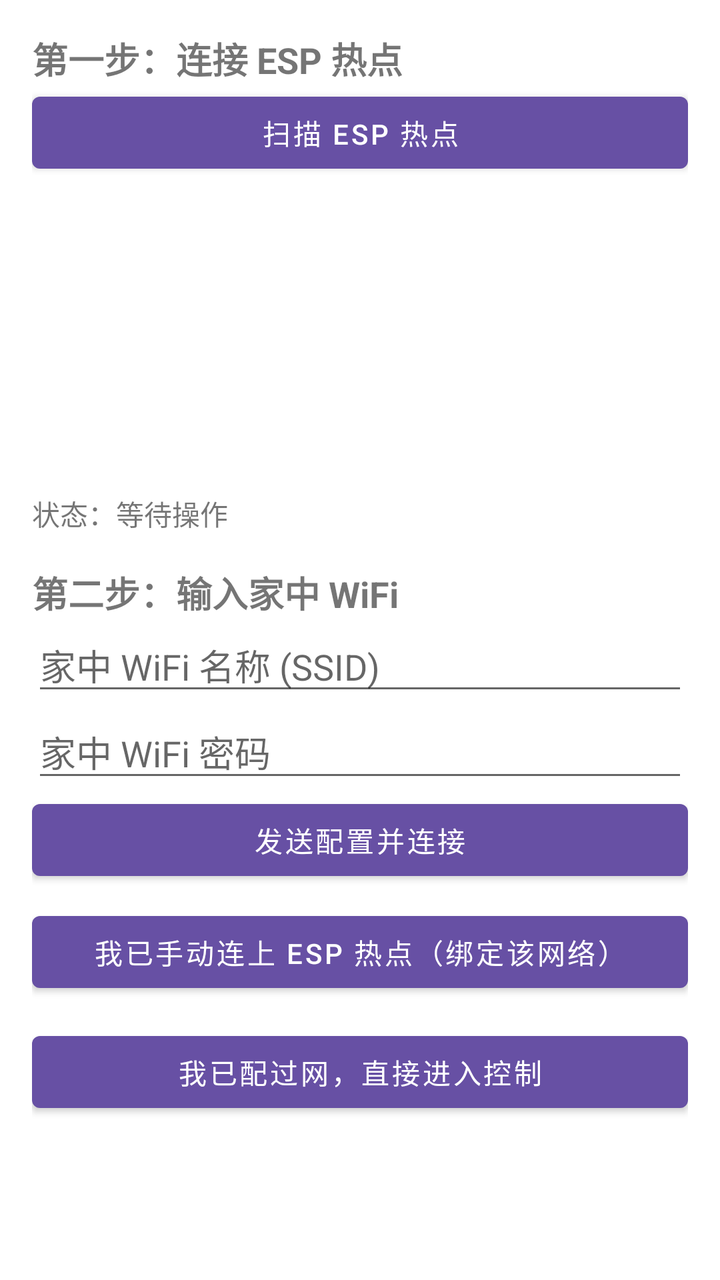
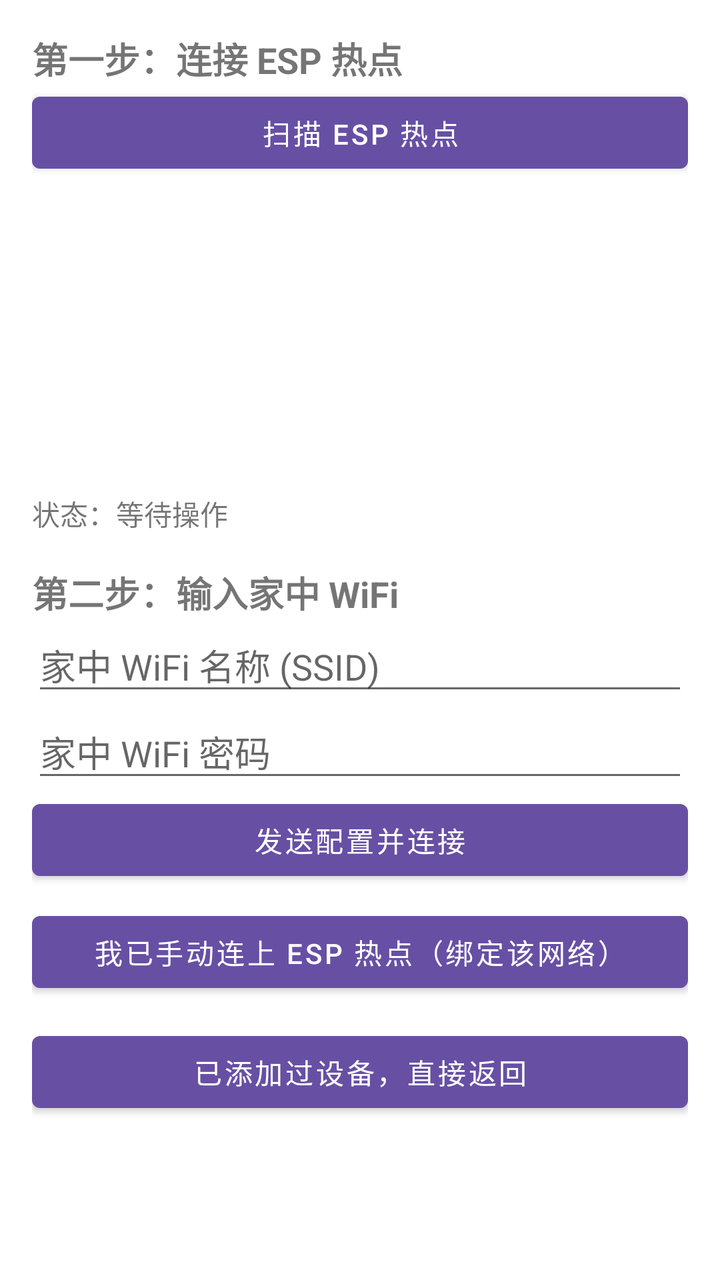

Before-and-after screenshots of an Android layout around one commit, followed by the original layout XML and the change that was made.
<!-- AndroidManifest.xml: application theme AppTheme -->
<!-- res/layout/activity_provision.xml -->
<?xml version="1.0" encoding="utf-8"?>
<ScrollView xmlns:android="http://schemas.android.com/apk/res/android"
    android:layout_width="match_parent"
    android:layout_height="match_parent">

    <LinearLayout
        android:layout_width="match_parent"
        android:layout_height="wrap_content"
        android:orientation="vertical"
        android:padding="16dp">

        <TextView
            android:layout_width="match_parent"
            android:layout_height="wrap_content"
            android:text="第一步：连接 ESP 热点"
            android:textSize="18sp"
            android:textStyle="bold" />

        <Button
            android:id="@+id/btnScan"
            android:layout_width="match_parent"
            android:layout_height="wrap_content"
            android:text="扫描 ESP 热点" />

        <ListView
            android:id="@+id/lvAps"
            android:layout_width="match_parent"
            android:layout_height="140dp"
            android:layout_marginTop="8dp" />

        <TextView
            android:id="@+id/tvStatus"
            android:layout_width="match_parent"
            android:layout_height="wrap_content"
            android:layout_marginTop="8dp"
            android:text="状态：等待操作"
            android:textSize="14sp" />

        <TextView
            android:layout_width="match_parent"
            android:layout_height="wrap_content"
            android:layout_marginTop="16dp"
            android:text="第二步：输入家中 WiFi"
            android:textSize="18sp"
            android:textStyle="bold" />

        <EditText
            android:id="@+id/etHomeSsid"
            android:layout_width="match_parent"
            android:layout_height="wrap_content"
            android:hint="家中 WiFi 名称 (SSID)" />

        <EditText
            android:id="@+id/etHomePass"
            android:layout_width="match_parent"
            android:layout_height="wrap_content"
            android:hint="家中 WiFi 密码"
            android:inputType="textPassword" />

        <Button
            android:id="@+id/btnSend"
            android:layout_width="match_parent"
            android:layout_height="wrap_content"
            android:text="发送配置并连接" />

        <Button
            android:id="@+id/btnBindCurrent"
            android:layout_width="match_parent"
            android:layout_height="wrap_content"
            android:layout_marginTop="8dp"
            android:text="我已手动连上 ESP 热点（绑定该网络）" />

        <Button
            android:id="@+id/btnSkip"
            android:layout_width="match_parent"
            android:layout_height="wrap_content"
            android:layout_marginTop="12dp"
            android:text="我已配过网，直接进入控制" />
    </LinearLayout>
</ScrollView>
<!-- resources referenced by this layout -->
<resources>
  <style name="AppTheme" parent="Theme.MaterialComponents.DayNight.NoActionBar">
          <item name="colorPrimary">@color/purple_500</item>
          <item name="colorPrimaryDark">@color/purple_700</item>
          <item name="colorAccent">@color/teal_200</item>
      </style>
  <color name="purple_500">#6750A4</color>
  <color name="purple_700">#21005D</color>
  <color name="teal_200">#FF03DAC5</color>
</resources>

<!-- the commit's change to res/layout/activity_provision.xml (unified diff, before → after) -->
@@ -75,6 +75,6 @@
             android:layout_width="match_parent"
             android:layout_height="wrap_content"
             android:layout_marginTop="12dp"
-            android:text="我已配过网，直接进入控制" />
+            android:text="已添加过设备，直接返回" />
     </LinearLayout>
 </ScrollView>
